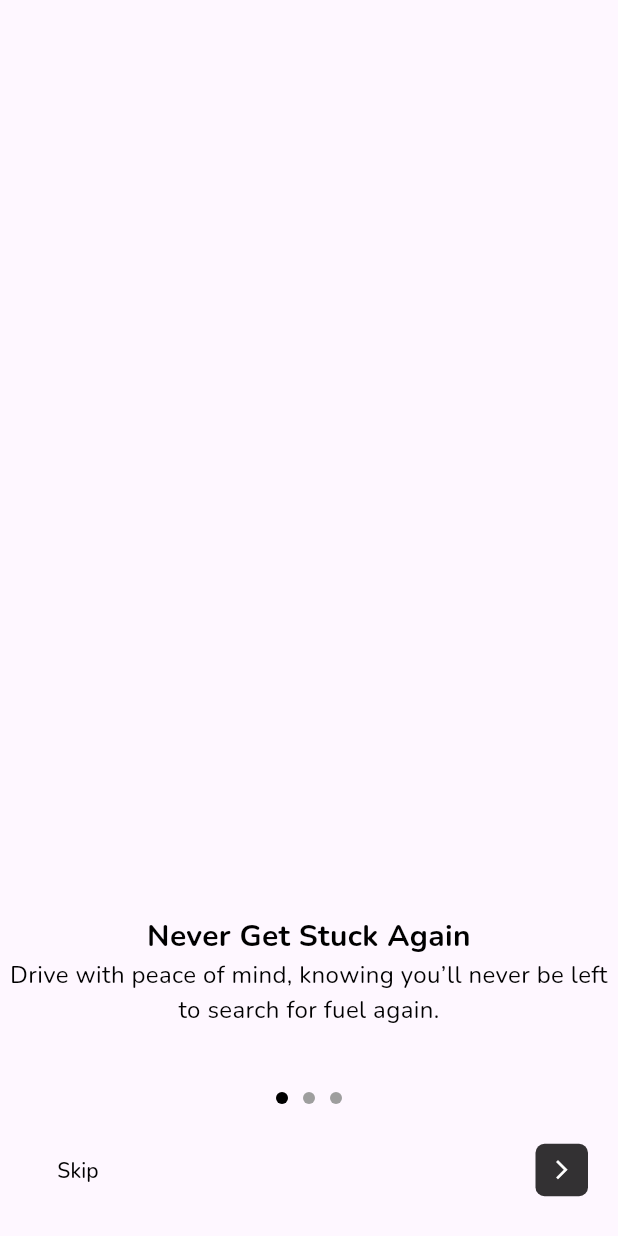
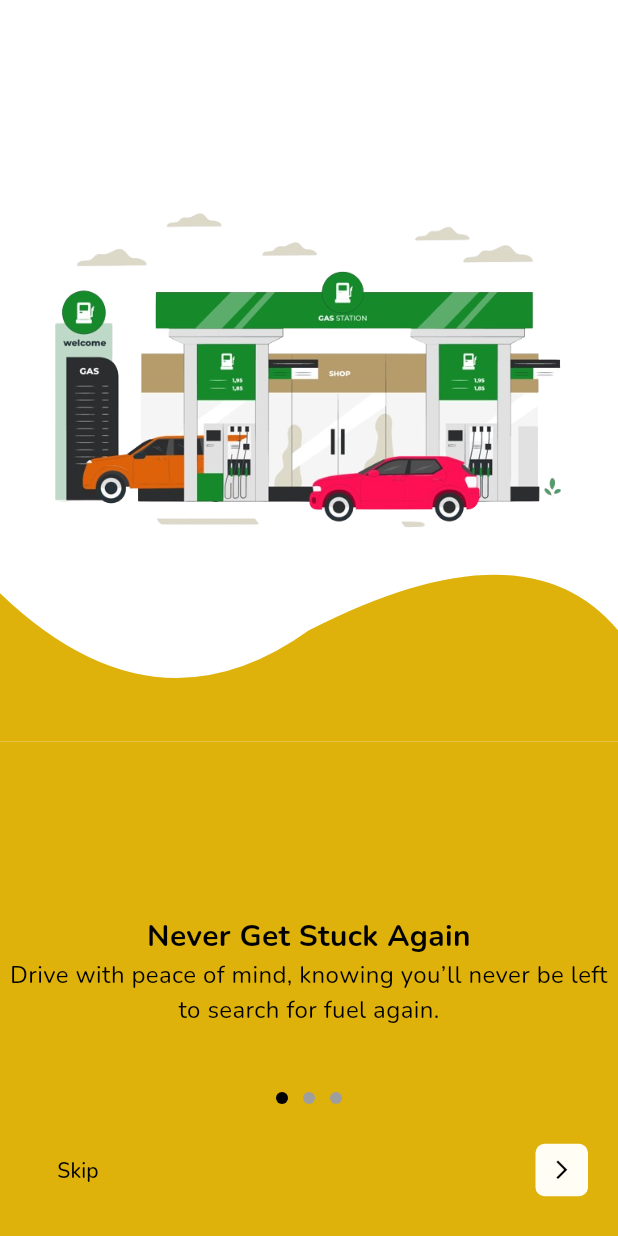
Before and after one commit to ArchSharp/fuel_dey_buyers, a Flutter app: the Onboarding screen opened by its route, on a phone screen of 412 x 824 dp. Run offline on Flutter 3.47's test engine with Material 3 defaults, Android fonts, the phone set to English and light mode, and no system bars; our stand-ins replace flutter_dotenv, flutter_redux, geocoding, geolocator, google_fonts, google_maps_flutter and 4 more; accounts and stored records are empty.

Commit message:
started high fidelity design

```diff
--- a/lib/Screens/Auths/commuter_forgotpassword.dart
+++ b/lib/Screens/Auths/commuter_forgotpassword.dart
@@ -164,14 +164,16 @@ class _CommuterForgotpasswordState extends State<CommuterForgotpassword> {
                   },
                   style: ElevatedButton.styleFrom(
                     minimumSize: const Size(double.infinity, 55),
-                    backgroundColor: Colors.black,
+                    backgroundColor: const Color(0xFFDEB20A),
                     shape: RoundedRectangleBorder(
                       borderRadius: BorderRadius.circular(4),
                     ),
                   ),
                   child: const Text(
                     "Reset Password",
-                    style: TextStyle(color: Colors.white),
+                    style: TextStyle(
+                      color: Colors.black,
+                    ),
                   ),
                 ),
               ],
--- a/lib/Screens/Auths/commuter_signup.dart
+++ b/lib/Screens/Auths/commuter_signup.dart
@@ -331,6 +331,7 @@ class _CommuterSignupState extends State<CommuterSignup> {
                                     style: const TextStyle(
                                       fontSize: 12,
                                       fontWeight: FontWeight.bold,
+                                      color: Colors.blue,
                                     ),
                                     recognizer: TapGestureRecognizer()
                                       ..onTap = () {
@@ -349,6 +350,7 @@ class _CommuterSignupState extends State<CommuterSignup> {
                                     style: const TextStyle(
                                       fontSize: 12,
                                       fontWeight: FontWeight.bold,
+                                      color: Colors.blue,
                                     ),
                                     recognizer: TapGestureRecognizer()
                                       ..onTap = () {
@@ -375,14 +377,14 @@ class _CommuterSignupState extends State<CommuterSignup> {
                         },
                         style: ElevatedButton.styleFrom(
                           minimumSize: const Size(double.infinity, 55),
-                          backgroundColor: Colors.black,
+                          backgroundColor: const Color(0xFFDEB20A),
                           shape: RoundedRectangleBorder(
                             borderRadius: BorderRadius.circular(4),
                           ),
                         ),
                         child: const Text(
                           "Sign Up",
-                          style: TextStyle(color: Colors.white),
+                          style: TextStyle(color: Colors.black),
                         ),
                       ),
                       const SizedBox(height: 8),
--- a/lib/Screens/Auths/commuter_verify_email.dart
+++ b/lib/Screens/Auths/commuter_verify_email.dart
@@ -154,14 +154,16 @@ class _VerifyEmailState extends State<CommuterVerifyEmail> {
               },
               style: ElevatedButton.styleFrom(
                 minimumSize: const Size(double.infinity, 55),
-                backgroundColor: Colors.black,
+                backgroundColor: const Color(0xFFDEB20A),
                 shape: RoundedRectangleBorder(
                   borderRadius: BorderRadius.circular(4),
                 ),
               ),
               child: const Text(
                 "Confirm",
-                style: TextStyle(color: Colors.white),
+                style: TextStyle(
+                  color: Colors.black,
+                ),
               ),
             ),
           ],
--- a/lib/Screens/Auths/vendor_forgotpassword.dart
+++ b/lib/Screens/Auths/vendor_forgotpassword.dart
@@ -218,14 +218,16 @@ class _VendorForgotpasswordState extends State<VendorForgotpassword> {
                   },
                   style: ElevatedButton.styleFrom(
                     minimumSize: const Size(double.infinity, 55),
-                    backgroundColor: Colors.black,
+                    backgroundColor: const Color(0xFFDEB20A),
                     shape: RoundedRectangleBorder(
                       borderRadius: BorderRadius.circular(4),
                     ),
                   ),
                   child: const Text(
                     "Reset Password",
-                    style: TextStyle(color: Colors.white),
+                    style: TextStyle(
+                      color: Colors.black,
+                    ),
                   ),
                 ),
               ],
--- a/lib/Screens/Auths/vendor_signin.dart
+++ b/lib/Screens/Auths/vendor_signin.dart
@@ -240,14 +240,16 @@ class _VendorSigninState extends State<VendorSignin> {
                   },
                   style: ElevatedButton.styleFrom(
                     minimumSize: const Size(double.infinity, 55),
-                    backgroundColor: Colors.black,
+                    backgroundColor: const Color(0xFFDEB20A),
                     shape: RoundedRectangleBorder(
                       borderRadius: BorderRadius.circular(4),
                     ),
                   ),
                   child: const Text(
                     "Sign In",
-                    style: TextStyle(color: Colors.white),
+                    style: TextStyle(
+                      color: Colors.black,
+                    ),
                   ),
                 ),
                 const SizedBox(height: 30),
--- a/lib/Screens/Auths/vendor_verify_email.dart
+++ b/lib/Screens/Auths/vendor_verify_email.dart
@@ -154,14 +154,16 @@ class _VendorVerifyEmailState extends State<VendorVerifyEmail> {
               },
               style: ElevatedButton.styleFrom(
                 minimumSize: const Size(double.infinity, 55),
-                backgroundColor: Colors.black,
+                backgroundColor: const Color(0xFFDEB20A),
                 shape: RoundedRectangleBorder(
                   borderRadius: BorderRadius.circular(4),
                 ),
               ),
               child: const Text(
                 "Confirm",
-                style: TextStyle(color: Colors.white),
+                style: TextStyle(
+                  color: Colors.black,
+                ),
               ),
             ),
           ],
--- a/lib/Screens/Splash/onboarding.dart
+++ b/lib/Screens/Splash/onboarding.dart
@@ -50,9 +50,20 @@ class _OnboardingState extends State<Onboarding> {
     double exploreBtnWidth = deviceWidth * 0.9;
 
     return Scaffold(
-      body: Stack(
+      body: Column(
         children: [
-          Positioned.fill(
+          Container(
+            color: const Color(0XFFDEB20A),
+            child: CurvedTopContainer(
+              height: deviceHeight * 0.6,
+              slideIndex: _currentPage,
+              width: deviceWidth,
+            ),
+          ),
+          Expanded(
+            child: Container(
+              color: const Color(0XFFDEB20A),
+              // height: deviceHeight / 2,
               child: Column(
                 mainAxisAlignment: MainAxisAlignment.end,
                 children: [
@@ -101,8 +112,9 @@ class _OnboardingState extends State<Onboarding> {
                         height: 8,
                         decoration: BoxDecoration(
                           shape: BoxShape.circle,
-                        color:
-                            _currentPage == index ? Colors.black : Colors.grey,
+                          color: _currentPage == index
+                              ? Colors.black
+                              : Colors.grey,
                         ),
                       );
                     }),
@@ -129,7 +141,8 @@ class _OnboardingState extends State<Onboarding> {
                                 onTap: () {
                                   if (_currentPage < _contents.length - 1) {
                                     _pageController.nextPage(
-                                    duration: const Duration(milliseconds: 300),
+                                      duration:
+                                          const Duration(milliseconds: 300),
                                       curve: Curves.easeIn,
                                     );
                                     print('Current Page: $_currentPage');
@@ -141,13 +154,14 @@ class _OnboardingState extends State<Onboarding> {
                                   width: 35,
                                   height: 35,
                                   decoration: BoxDecoration(
-                                  color: Colors.black.withOpacity(0.8),
+                                    color: const Color(
+                                        0xFFFFFDF4), //Colors.black.withOpacity(0.8),
                                     shape: BoxShape.rectangle,
                                     borderRadius: BorderRadius.circular(6),
                                   ),
                                   child: const Icon(
                                     Icons.arrow_forward_ios,
-                                  color: Colors.white,
+                                    color: Colors.black,
                                     size: 15,
                                   ),
                                 ),
@@ -161,18 +175,20 @@ class _OnboardingState extends State<Onboarding> {
                             },
                             style: ElevatedButton.styleFrom(
                               fixedSize: Size(exploreBtnWidth, 55),
-                            backgroundColor: Colors.black,
+                              backgroundColor:
+                                  const Color(0xFFFFFDF4), // Colors.black,
                               shape: RoundedRectangleBorder(
                                 borderRadius: BorderRadius.circular(4),
                               ),
                             ),
                             child: const Text(
                               "Get Started",
-                            style: TextStyle(color: Colors.white),
+                              style: TextStyle(color: Colors.black),
                             ),
                           ),
                   ),
                 ],
+              ),
             ),
           ),
         ],
@@ -180,3 +196,77 @@ class _OnboardingState extends State<Onboarding> {
     );
   }
 }
+
+class CurvedTopContainer extends StatelessWidget {
+  final double height;
+  final double width;
+  final int slideIndex;
+
+  const CurvedTopContainer({
+    super.key,
+    required this.height,
+    required this.width,
+    required this.slideIndex,
+  });
+
+  @override
+  Widget build(BuildContext context) {
+    return ClipPath(
+      clipper: CurvedTopClipper(),
+      child: Container(
+        height: height,
+        width: double.infinity,
+        color: Colors.white,
+        child: Center(
+          child: Image.asset(
+            slideIndex == 0
+                ? 'assets/images/onboard1.png'
+                : slideIndex == 1
+                    ? 'assets/images/onboard2.png'
+                    : 'assets/images/onboard3.png',
+            // fit: BoxFit.contain,
+            width: slideIndex == 0
+                ? width - 70
+                : slideIndex == 1
+                    ? width - 170
+                    : width - 70,
+            height: slideIndex == 0
+                ? height * 0.6
+                : slideIndex == 1
+                    ? height * 0.55
+                    : height * 0.5,
+          ),
+        ),
+      ),
+    );
+  }
+}
+
+class CurvedTopClipper extends CustomClipper<Path> {
+  @override
+  Path getClip(Size size) {
+    // var path = Path();
+    // path.lineTo(0, size.height * 0.5);
+    // path.quadraticBezierTo(size.width * 0.25, size.height * 0.4,
+    //     size.width * 0.5, size.height * 0.5);
+    // path.quadraticBezierTo(
+    //     size.width * 0.75, size.height * 0.6, size.width, size.height * 0.5);
+    // path.lineTo(size.width, 0);
+    // path.close();
+    // return path;
+    var path = Path();
+    path.lineTo(0, size.height * 0.80);
+    path.quadraticBezierTo(
+        size.width * 0.25, size.height, size.width * 0.5, size.height * 0.85);
+    path.quadraticBezierTo(
+        size.width * 0.85, size.height * 0.7, size.width, size.height * 0.85);
+    path.lineTo(size.width, 0);
+    path.close();
+    return path;
+  }
+
+  @override
+  bool shouldReclip(CustomClipper<Path> oldClipper) {
+    return false;
+  }
+}
--- a/lib/Screens/SupportingScreens/privacy_policy.dart
+++ b/lib/Screens/SupportingScreens/privacy_policy.dart
@@ -355,7 +355,7 @@ class _PrivacyPolicyState extends State<PrivacyPolicy> {
             style: ElevatedButton.styleFrom(
               fixedSize: Size(deviceWidth - 32, 52),
               padding: const EdgeInsets.all(0),
-              backgroundColor: const Color(0xFF2C2D2F),
+              backgroundColor: const Color(0xFFDEB20A),
               shape: RoundedRectangleBorder(
                 borderRadius: BorderRadius.circular(4),
               ),
@@ -364,7 +364,7 @@ class _PrivacyPolicyState extends State<PrivacyPolicy> {
               "Accept",
               style: TextStyle(
                 fontSize: 16,
-                color: Color(0xFFC9C9C9),
+                color: Colors.black,
               ),
             ),
           ),
--- a/lib/Screens/SupportingScreens/terms_conditions.dart
+++ b/lib/Screens/SupportingScreens/terms_conditions.dart
@@ -342,7 +342,7 @@ class _TermsConditionsState extends State<TermsConditions> {
             style: ElevatedButton.styleFrom(
               fixedSize: Size(deviceWidth - 32, 52),
               padding: const EdgeInsets.all(0),
-              backgroundColor: const Color(0xFF2C2D2F),
+              backgroundColor: const Color(0xFFDEB20A),
               shape: RoundedRectangleBorder(
                 borderRadius: BorderRadius.circular(4),
               ),
@@ -351,7 +351,7 @@ class _TermsConditionsState extends State<TermsConditions> {
               "Accept",
               style: TextStyle(
                 fontSize: 16,
-                color: Color(0xFFC9C9C9),
+                color: Colors.black,
               ),
             ),
           ),
```
Also changed, not shown: lib/Screens/Auths/commuter_signin.dart (+5 -3 lines), lib/Screens/Auths/reset_password.dart (+10 -8 lines), lib/Screens/Auths/vendor_signup.dart (+6 -2 lines), lib/Screens/Splash/welcome.dart (+20 -8 lines), lib/Screens/SupportingScreens/on_tapped_station.dart (+32 -3 lines), assets/images/onboard1.png (added), assets/images/onboard2.png (added), assets/images/onboard3.png (added), assets/images/onboard_img_one.jpg (added), assets/images/welcome.png (added), assets/images/welcome2.png (added). Lines whose indentation alone changed are shown as unchanged.
